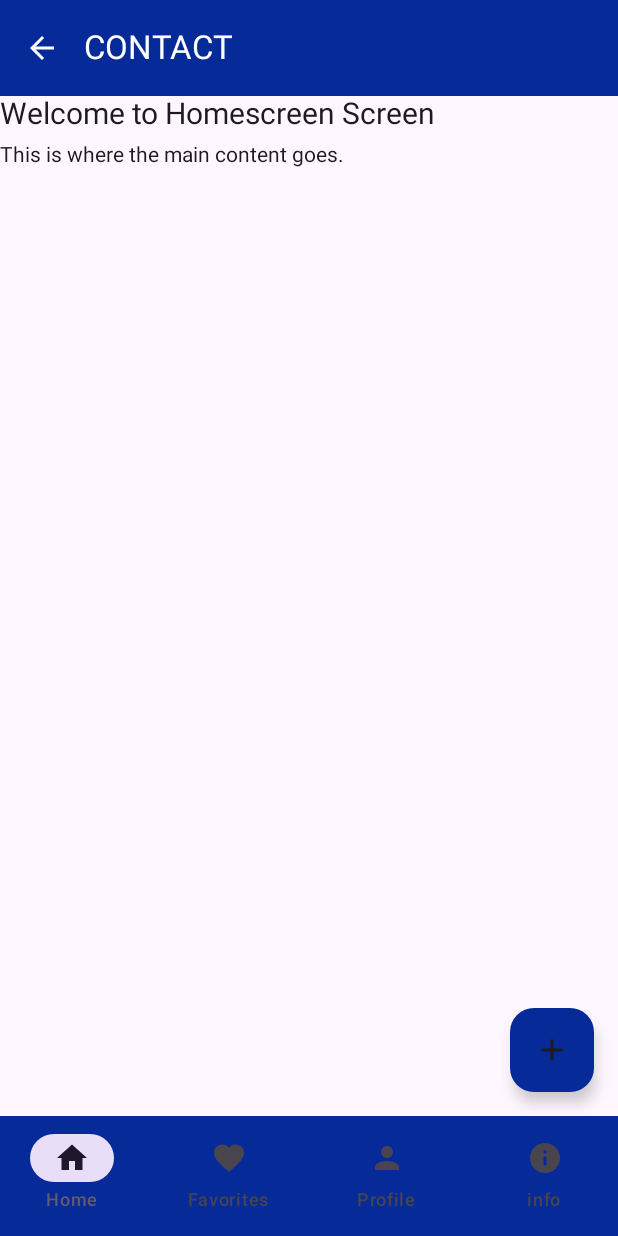
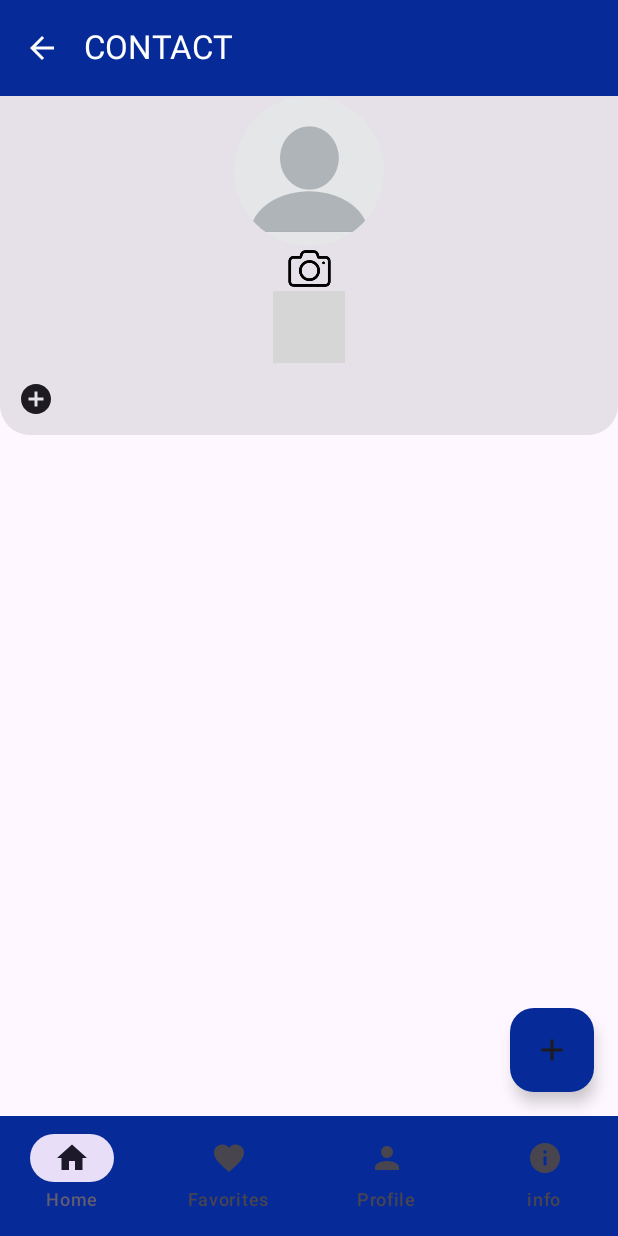
Before and after one commit to michaeltekri/grunts, an Android app built with Jetpack Compose: the @Preview function PictureScreenPreview, on a phone screen of 412 x 824 dp. Run offline under Robolectric (Android 15) with nearby library versions, the phone set to English and light mode, and no system bars; 1 statement that could not run was skipped; grey boxes are pictures that could not be loaded.

Commit message:
later commit

```diff
--- a/app/src/main/java/com/tekri/grunts/ui/screens/people/PictureScreen.kt
+++ b/app/src/main/java/com/tekri/grunts/ui/screens/people/PictureScreen.kt
@@ -1,17 +1,32 @@
 package com.tekri.grunts.ui.screens.people
 
+import android.R.attr.contentDescription
+import android.R.attr.onClick
+import android.content.res.Resources
+import androidx.compose.foundation.Image
+import androidx.compose.foundation.clickable
+import androidx.compose.foundation.layout.Arrangement
 import androidx.compose.foundation.layout.Column
 import androidx.compose.foundation.layout.Spacer
 import androidx.compose.foundation.layout.fillMaxSize
+import androidx.compose.foundation.layout.fillMaxWidth
 import androidx.compose.foundation.layout.height
 import androidx.compose.foundation.layout.padding
+import androidx.compose.foundation.layout.size
+import androidx.compose.foundation.shape.RoundedCornerShape
 import androidx.compose.material.icons.Icons
 import androidx.compose.material.icons.filled.Add
+import androidx.compose.material.icons.filled.AddCircle
 import androidx.compose.material.icons.filled.ArrowBack
 import androidx.compose.material.icons.filled.Favorite
 import androidx.compose.material.icons.filled.Home
 import androidx.compose.material.icons.filled.Info
 import androidx.compose.material.icons.filled.Person
+import androidx.compose.material3.Button
+import androidx.compose.material3.ButtonColors
+import androidx.compose.material3.ButtonDefaults
+import androidx.compose.material3.Card
+import androidx.compose.material3.CardDefaults
 import androidx.compose.material3.ExperimentalMaterial3Api
 import androidx.compose.material3.FloatingActionButton
 import androidx.compose.material3.Icon
@@ -27,13 +42,23 @@ import androidx.compose.runtime.getValue
 import androidx.compose.runtime.mutableIntStateOf
 import androidx.compose.runtime.remember
 import androidx.compose.runtime.setValue
+import androidx.compose.ui.Alignment
 import androidx.compose.ui.Modifier
+import androidx.compose.ui.draw.clip
 import androidx.compose.ui.graphics.Color
+import androidx.compose.ui.graphics.vector.ImageVector
+import androidx.compose.ui.layout.ContentScale
+import androidx.compose.ui.res.painterResource
+import androidx.compose.ui.res.vectorResource
+import androidx.compose.ui.semantics.semantics
 import androidx.compose.ui.tooling.preview.Preview
 import androidx.compose.ui.unit.dp
 import androidx.compose.ui.unit.sp
 import androidx.navigation.NavController
 import androidx.navigation.compose.rememberNavController
+import com.tekri.grunts.R
+import com.tekri.grunts.ui.theme.Typography
+import com.tekri.grunts.ui.theme.grey
 import com.tekri.grunts.ui.theme.oceanblue
 
 @OptIn(ExperimentalMaterial3Api::class)
@@ -118,12 +143,53 @@ fun PictureScreen(navController: NavController){
                     .padding(paddingValues)
                     .fillMaxSize()
             ) {
+                Card(
+                    modifier = Modifier.fillMaxWidth(),
+                    shape = RoundedCornerShape(bottomStart = 20.dp, bottomEnd = 20.dp),
 
 
-                //Main Contents of the page
-                Text(text = "Welcome to Homescreen Screen", fontSize = 20.sp)
-                Spacer(modifier = Modifier.height(8.dp))
-                Text("This is where the main content goes.")
+                    ) {
+                    Column (
+                        modifier = Modifier.fillMaxWidth(),
+                        horizontalAlignment = Alignment.CenterHorizontally,
+                        verticalArrangement = Arrangement.Center
+
+                    ){
+                        Image(
+                            painter = painterResource(R.drawable.profile),
+                            contentDescription = "profile",
+                            modifier = Modifier.size(100.dp)
+                                .clip(androidx.compose.foundation.shape.CircleShape), // Clip to Circle
+                            contentScale = ContentScale.Crop, // Ensures image is cropped to fit the circle
+                            alignment = Alignment.Center
+                        )
+                        Image(
+                            painter = painterResource(R.drawable.camera),
+                            contentDescription = "profile",
+                           modifier = Modifier.clickable {  }.size(30.dp),
+                            alignment = Alignment.Center
+                        )
+                        IconButton(onClick = onClick) {
+                            Image(
+                                painter = painterResource(id = R.drawable.camera),
+                                contentDescription = "Favorite",
+                                contentScale = ContentScale.Fit,
+                                modifier = Modifier.semantics {
+                                    contentDescription = "Favorite Button"
+                                }
+                            )
+                        }
+
+                        IconButton(onClick = {}, modifier = Modifier.align(alignment = Alignment.Start)) {Icon(Icons.Default.AddCircle, contentDescription = "Profile")}
+
+
+
+                    }
+                }
+
+
+
+
 
 
 
```
Also changed, not shown: app/src/main/res/drawable/camera.png (added).
